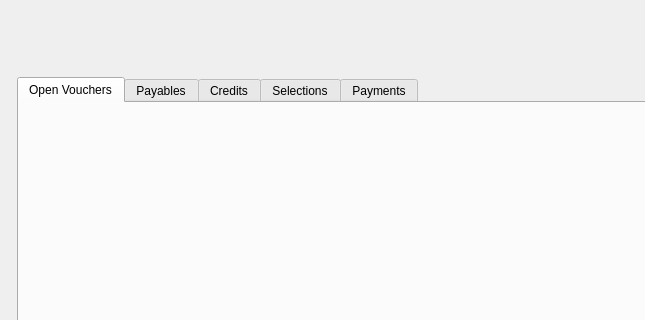
Old version of the form guiclient/apWorkBench.ui in the repository Pegasus-RPG/xtuple-client; both pictures show x 0 to 645 and y 0 to 320 of the 800 by 600 pixel window.
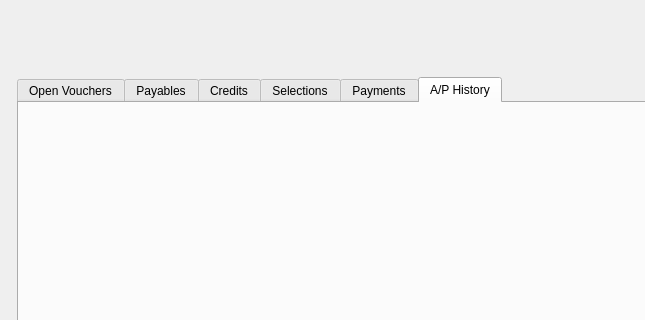
New version of the form. The open tabs and pages were chosen to show the change. Custom widgets are drawn as their Qt base class.

Commit message: Issue #26408:embed dspVendorAPHistory into apWorkBench

Patch:
```diff
--- a/guiclient/apWorkBench.ui
+++ b/guiclient/apWorkBench.ui
@@ -147,6 +147,12 @@
         </attribute>
         <layout class="QGridLayout" name="_checkRunTabLayout"/>
        </widget>
+       <widget class="QWidget" name="_apHistoryTab">
+        <attribute name="title">
+         <string>A/P History</string>
+        </attribute>
+        <layout class="QGridLayout" name="_apHistoryTabLayout"/>
+       </widget>
       </widget>
      </item>
     </layout>
```
The commit also changes 2 other files.
